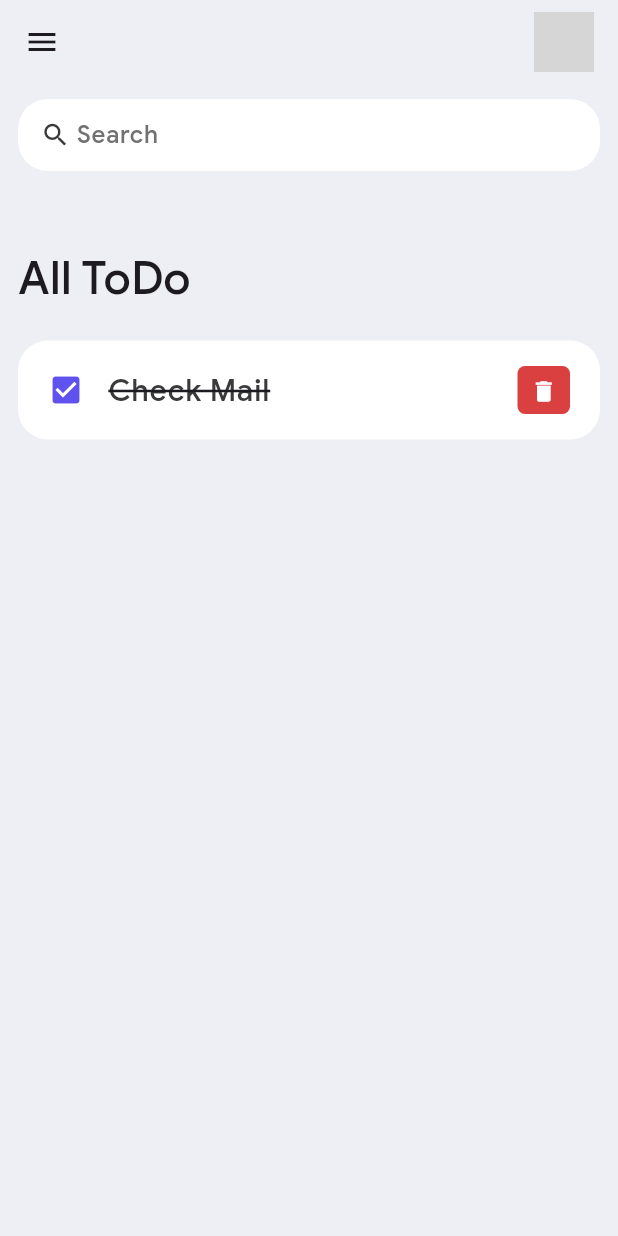
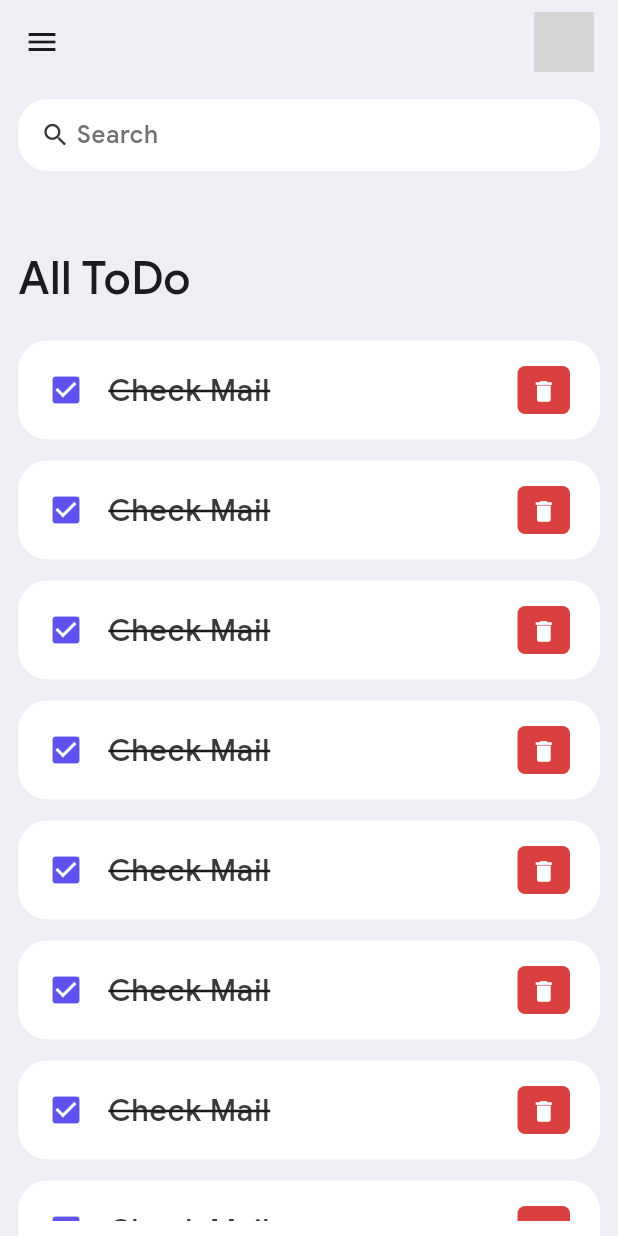
Before and after one commit to Sardar219/To-do-list-App, a Flutter app: the screen it shows after launch, after a tap on "Check Mail", on a phone screen of 412 x 824 dp. Run offline on Flutter 3.47's test engine with Material 3 defaults, Android fonts, the phone set to English and light mode, and no system bars; grey boxes are pictures that could not be loaded.

```diff
--- a/lib/home.dart
+++ b/lib/home.dart
@@ -27,6 +27,13 @@ class Home extends StatelessWidget {
                     child: Text("All ToDo",style: TextStyle(fontSize: 30,fontWeight: FontWeight.w500),),
                   ),
                   Todo(),
+                  Todo(),
+                  Todo(),
+                  Todo(),
+                  Todo(),
+                  Todo(),
+                  Todo(),
+                  Todo(),
                 ],
               ),
             )
--- a/lib/wigdet/todo_item.dart
+++ b/lib/wigdet/todo_item.dart
@@ -8,8 +8,11 @@ class Todo extends StatelessWidget {
   @override
   Widget build(BuildContext context) {
     return Container(
+      margin: EdgeInsets.only(bottom: 14),
       child: ListTile(
-        onTap: (){},
+        onTap: (){
+          print("List Tile");
+        },
         contentPadding: EdgeInsets.symmetric(horizontal: 20,vertical: 5),
         shape: RoundedRectangleBorder(
           borderRadius: BorderRadius.circular(20),
```
